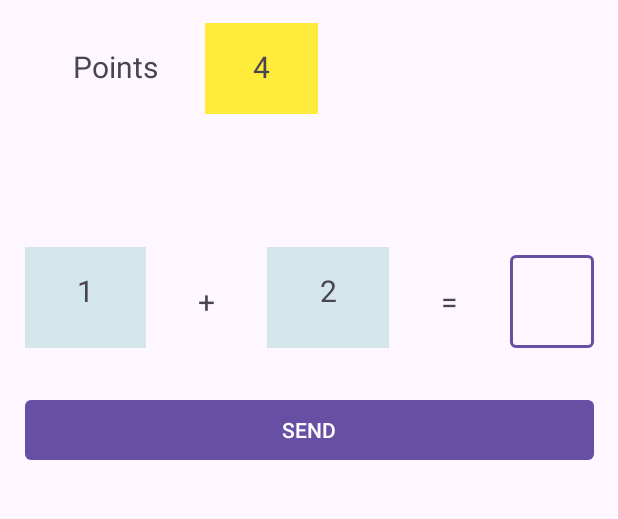
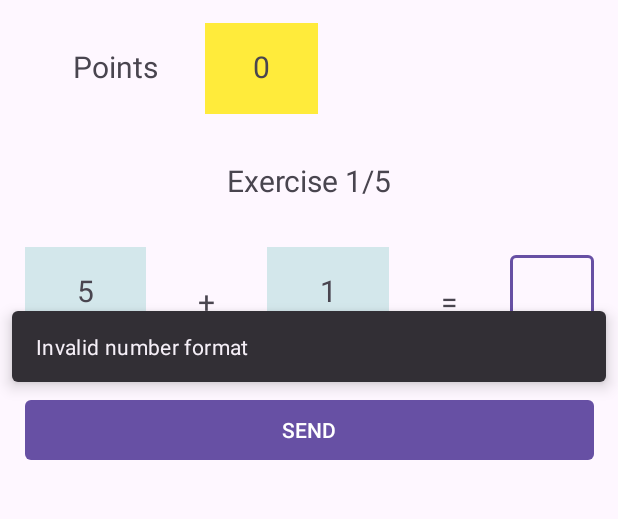
Before and after one commit to jonnevuorela/Android-Course, an Android app: the screen it shows after launch (MainActivity), after a tap on "SEND", on a phone screen of 412 x 824 dp, the part 87-606 px from its top. Run offline under Robolectric (Android 15) with nearby library versions, the light colour scheme and no system bars; our stand-ins replace data binding; 1 statement that could not run was skipped.

Commit message:
matikkapeli done

```diff
--- a/matikkapeli/app/src/main/AndroidManifest.xml
+++ b/matikkapeli/app/src/main/AndroidManifest.xml
@@ -13,6 +13,9 @@
         android:theme="@style/Theme.Matikkapeli"
         tools:targetApi="31">
         <activity
+            android:name=".Summary"
+            android:exported="false" />
+        <activity
             android:name=".MainActivity"
             android:exported="true">
             <intent-filter>
--- a/matikkapeli/app/src/main/java/com/example/matikkapeli/MainActivity.kt
+++ b/matikkapeli/app/src/main/java/com/example/matikkapeli/MainActivity.kt
@@ -1,36 +1,64 @@
 package com.example.matikkapeli
 
+import android.content.Intent
 import android.os.Bundle
-import android.widget.Toast
-import androidx.activity.enableEdgeToEdge
+import android.text.InputType
+import android.view.KeyEvent
+import android.view.inputmethod.EditorInfo
+import androidx.activity.viewModels
 import androidx.appcompat.app.AppCompatActivity
-import androidx.core.view.ViewCompat
-import androidx.core.view.WindowInsetsCompat
 import androidx.databinding.DataBindingUtil
-import androidx.lifecycle.ViewModelProvider
-import androidx.lifecycle.Observer
 import com.example.matikkapeli.databinding.ActivityMainBinding
+import com.google.android.material.snackbar.Snackbar
 
 class MainActivity : AppCompatActivity() {
+    private val viewModel: MainViewModel by viewModels()
+    private var _binding: ActivityMainBinding? = null
+    private val binding get() = _binding!!
+
     override fun onCreate(savedInstanceState: Bundle?) {
         super.onCreate(savedInstanceState)
-        enableEdgeToEdge()
-       val mainViewModel = ViewModelProvider(this)[MainViewModel::class.java]
+        _binding = DataBindingUtil.setContentView(this, R.layout.activity_main)
+        binding.lifecycleOwner = this
+        binding.viewmodel = viewModel
 
-       val binding = DataBindingUtil.setContentView<ActivityMainBinding>(
-            this, R.layout.activity_main
-        ).apply {
-            lifecycleOwner = this@MainActivity
-            viewmodel = mainViewModel
-        }
-        ViewCompat.setOnApplyWindowInsetsListener(binding.main) { v, insets ->
-            val systemBars = insets.getInsets(WindowInsetsCompat.Type.systemBars())
-            v.setPadding(systemBars.left, systemBars.top, systemBars.right, systemBars.bottom)
-            insets
+        viewModel.snackbarMessage.observe(this) { message ->
+            message?.let {
+                if (it.isNotEmpty()) {
+                    Snackbar.make(binding.main, it, Snackbar.LENGTH_SHORT)
+                        .setAnchorView(binding.send)
+                        .show()
+                    viewModel.snackbarMessageHandled()
+                }
+            }
         }
 
-        mainViewModel.answerTextContent.observe(this){ answer ->
-        Toast.makeText(this, answer, Toast.LENGTH_SHORT).show()
+        binding.answer.apply {
+            inputType = InputType.TYPE_CLASS_NUMBER
+            setOnEditorActionListener { _, actionId, event ->
+                if (actionId == EditorInfo.IME_ACTION_DONE ||
+                    (event?.keyCode == KeyEvent.KEYCODE_ENTER && event.action == KeyEvent.ACTION_DOWN)
+                ) {
+                    viewModel.sendAnswer()
+                    true
+                } else {
+                    false
+                }
+            }
+        }
+
+        viewModel.initializeNumbers()
+        viewModel.navigateToSummary.observe(this) { shouldNavigate ->
+            if (shouldNavigate) {
+                val intent = Intent(this, Summary::class.java)
+                intent.putExtra("POINTS", viewModel.points.value ?: 0)
+                startActivity(intent)
+                finish()
+            }
         }
     }
+    override fun onDestroy() {
+        super.onDestroy()
+        _binding = null
+    }
 }
--- a/matikkapeli/app/src/main/java/com/example/matikkapeli/MainViewModel.kt
+++ b/matikkapeli/app/src/main/java/com/example/matikkapeli/MainViewModel.kt
@@ -1,25 +1,69 @@
 package com.example.matikkapeli
 
-import androidx.lifecycle.LiveData
 import androidx.lifecycle.MutableLiveData
 import androidx.lifecycle.ViewModel
 import androidx.databinding.Observable
 import androidx.databinding.PropertyChangeRegistry
+import kotlin.random.Random
 
 class MainViewModel : ViewModel(), Observable {
-    private val callbacks = PropertyChangeRegistry()
+    val callbacks = PropertyChangeRegistry()
 
-    private val _currentAnswerText = MutableLiveData<String>()
-    val currentAnswerText: LiveData<String> = _currentAnswerText
+    val navigateToSummary = MutableLiveData<Boolean>()
 
     val answerTextContent = MutableLiveData<String>()
+    val snackbarMessage = MutableLiveData<String>()
 
-    val points: String = "4"
-    val number1: String = "1"
-    val number2: String = "2"
+    val points = MutableLiveData(0)
+
+    val number1 = MutableLiveData(0)
+
+    val number2 = MutableLiveData(0)
+
+    val exercise = MutableLiveData(0)
+
+    val numberOfExercises = 5
+
+
+    fun initializeNumbers() {
+        points.value = 0
+        exercise.value = 1
+        randomize()
+    }
+
+    private fun randomize() {
+        number1.value = Random.nextInt(1, 11)
+        number2.value = Random.nextInt(1, 11)
+    }
+
+    private fun nextExercise() {
+        if (exercise.value == numberOfExercises) {
+            navigateToSummary.value = true
+        }else{
+            answerTextContent.value = ""
+            randomize()
+            exercise.value = (exercise.value ?: 0) + 1
+        }
+    }
 
     fun sendAnswer() {
-        val answer = answerTextContent.value
+        try {
+            val answer = Integer.parseInt(answerTextContent.value ?: "")
+            if (answer == number1.value?.plus(number2.value ?: 0)) {
+                snackbarMessage.value = "Correct!"
+                points.value = (points.value ?: 0) + 1
+                nextExercise()
+            } else {
+                snackbarMessage.value = "Wrong answer..."
+                nextExercise()
+            }
+        } catch (e: NumberFormatException) {
+            snackbarMessage.value = "Invalid number format"
+        }
+    }
+
+    fun snackbarMessageHandled() {
+        snackbarMessage.value = ""
     }
 
     override fun addOnPropertyChangedCallback(callback: Observable.OnPropertyChangedCallback) {
--- a/matikkapeli/app/src/main/res/layout/activity_main.xml
+++ b/matikkapeli/app/src/main/res/layout/activity_main.xml
@@ -60,7 +60,7 @@
                 android:layout_weight="1"
                 android:background="#FFEB3B"
                 android:paddingTop="15dp"
-                android:text="@{viewmodel.points}"
+                android:text="@{String.valueOf(viewmodel.points)}"
                 android:textAlignment="center"
                 android:textSize="20sp" />
 
@@ -79,6 +79,7 @@
             <TextView
                 android:id="@+id/exercise_title"
                 android:layout_width="wrap_content"
+                android:text='@{String.format("Exercise %d/%d", viewmodel.exercise, viewmodel.numberOfExercises)}'
                 android:layout_height="match_parent"
                 android:layout_weight="1"
                 android:textAlignment="center"
@@ -93,7 +94,7 @@
 
             <TextView
                 android:id="@+id/number1"
-                android:text="@{viewmodel.number1}"
+                android:text='@{String.valueOf(viewmodel.number1)}'
                 android:layout_width="wrap_content"
                 android:layout_height="match_parent"
                 android:layout_weight="1"
@@ -113,7 +114,7 @@
 
             <TextView
                 android:id="@+id/number2"
-                android:text="@{viewmodel.number2}"
+                android:text='@{String.valueOf(viewmodel.number2)}'
                 android:layout_width="wrap_content"
                 android:layout_height="match_parent"
                 android:layout_weight="1"
@@ -141,8 +142,10 @@
                     android:layout_height="wrap_content"
                     android:textAlignment="center"
                     android:textSize="20sp"
-                    android:text="@={viewmodel.answerTextContent}"/>
-
+                    android:inputType="number"
+                    android:text="@={viewmodel.answerTextContent}"
+                    android:maxLength="3"
+                    android:imeOptions="actionDone"/>
             </com.google.android.material.textfield.TextInputLayout>
         </LinearLayout>
 
--- a/matikkapeli/app/src/main/res/values/strings.xml
+++ b/matikkapeli/app/src/main/res/values/strings.xml
@@ -2,4 +2,5 @@
     <string name="app_name">matikkapeli</string>
     <string name="title">Matikkapeli</string>
     <string name="points">Points</string>
+    <string name="end">You Scored</string>
 </resources>
--- a/matikkapeli/gradle/libs.versions.toml
+++ b/matikkapeli/gradle/libs.versions.toml
@@ -11,7 +11,12 @@ activity = "1.10.0"
 constraintlayout = "2.2.0"
 lifecycle = "2.8.7"
 databinding = "8.8.0"
+coroutines = "1.7.3"
 [libraries]
+kotlinx-coroutines-android = { group = "org.jetbrains.kotlinx", name = "kotlinx-coroutines-android", version.ref = "coroutines" }
+kotlinx-coroutines-core = { group = "org.jetbrains.kotlinx", name = "kotlinx-coroutines-core", version.ref = "coroutines" }
+androidx-lifecycle-viewmodel-ktx = { group = "androidx.lifecycle", name = "lifecycle-viewmodel-ktx", version.ref = "lifecycle" }
+androidx-lifecycle-runtime-ktx = { group = "androidx.lifecycle", name = "lifecycle-runtime-ktx", version.ref = "lifecycle" }
 androidx-core-ktx = { group = "androidx.core", name = "core-ktx", version.ref = "coreKtx" }
 junit = { group = "junit", name = "junit", version.ref = "junit" }
 androidx-junit = { group = "androidx.test.ext", name = "junit", version.ref = "junitVersion" }
```
Also changed, not shown: matikkapeli/app/build.gradle.kts (+6 -1 lines), matikkapeli/app/src/main/java/com/example/matikkapeli/Summary.kt (added, +25 -0 lines), matikkapeli/app/src/main/res/layout/activity_summary.xml (added, +91 -0 lines).
